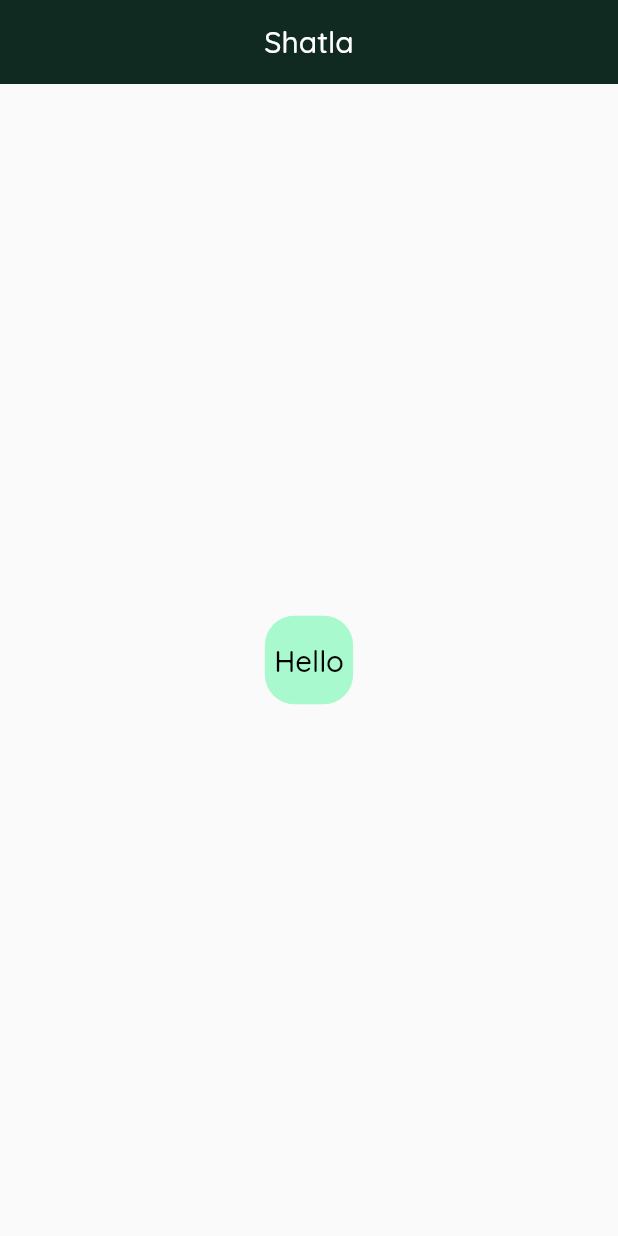
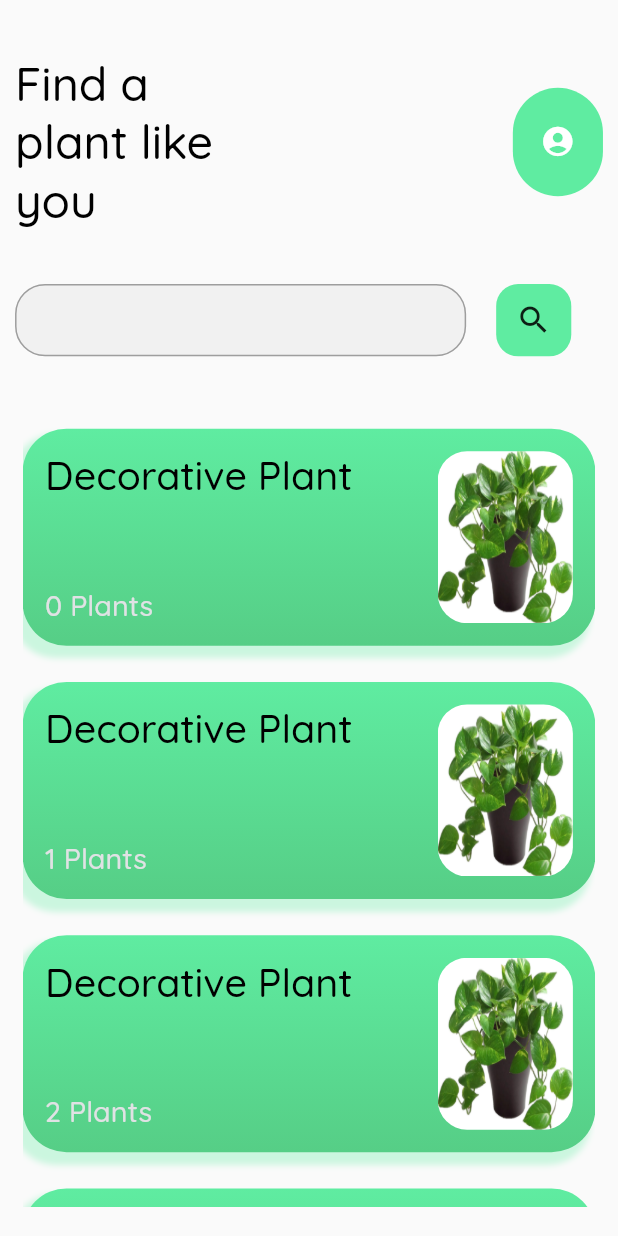
Before and after one commit to AhmedWarlock/shatla, a Flutter app: the screen it shows after launch, on a phone screen of 412 x 824 dp. Run offline on Flutter 3.47's test engine with Material 2 defaults, Android fonts, the phone set to English and light mode, and no system bars; our stand-ins replace get, smooth_page_indicator.

Commit message:
Added home screen in /screens/home folder , modified Dimensions.dart and color.dart files , modified app_buttons.dart and app_text.dart

```diff
--- a/lib/main.dart
+++ b/lib/main.dart
@@ -2,7 +2,6 @@ import 'package:flutter/material.dart';
 import 'package:get/get.dart';
 import 'package:shatla/helper/dependencies.dart' as dep;
 import 'package:shatla/routes/app_router.dart';
-import 'package:shatla/utils/colors.dart';
 import 'package:shatla/utils/style.dart';
 
 void main() async {
--- a/lib/routes/app_router.dart
+++ b/lib/routes/app_router.dart
@@ -1,5 +1,5 @@
 import 'package:get/get.dart';
-import 'package:shatla/screens/home.dart';
+import 'package:shatla/screens/home/home.dart';
 import 'package:shatla/screens/onboarding_screen.dart';
 
 import '../screens/registeration_pages/login.dart';
@@ -23,6 +23,6 @@ class AppRouter {
     GetPage(name: onboarding, page: () => const OnboardingScreen()),
     GetPage(name: login, page: () => LoginScreen()),
     GetPage(name: signup, page: () => SignupScreen()),
-    GetPage(name: home, page: () => HomeScreen()),
+    GetPage(name: home, page: () => const HomeScreen()),
   ];
 }
--- a/lib/screens/home.dart
+++ /dev/null
@@ -1,29 +0,0 @@
-import 'package:flutter/material.dart';
-import 'package:shatla/utils/dimensions.dart';
-import 'package:shatla/widgets/app_buttons.dart';
-import 'package:shatla/widgets/app_text_med.dart';
-
-class HomeScreen extends StatelessWidget {
-  const HomeScreen({Key? key}) : super(key: key);
-
-  @override
-  Widget build(BuildContext context) {
-    return Scaffold(
-      appBar: AppBar(
-        title: Text('Shatla'),
-      ),
-      body: Center(
-        child: AppButton(
-          borderRadius: Dimensions.radiu15,
-          height: Dimensions.height60,
-          width: Dimensions.width60,
-          onTap: () {},
-          child: AppTextMedium(
-            text: 'Hello',
-            color: Colors.black,
-          ),
-        ),
-      ),
-    );
-  }
-}
--- /dev/null
+++ b/lib/screens/home/home.dart
@@ -0,0 +1,86 @@
+import 'package:flutter/material.dart';
+import 'package:shatla/screens/home/home_components.dart';
+import 'package:shatla/utils/colors.dart';
+import 'package:shatla/utils/dimensions.dart';
+import 'package:shatla/widgets/app_buttons.dart';
+import 'package:shatla/widgets/app_text.dart';
+
+class HomeScreen extends StatelessWidget {
+  const HomeScreen({Key? key}) : super(key: key);
+
+  @override
+  Widget build(BuildContext context) {
+    return Scaffold(
+      body: SafeArea(
+        child: Padding(
+          padding: EdgeInsets.only(
+              left: Dimensions.width10,
+              right: Dimensions.width10,
+              top: Dimensions.height30),
+          child: Column(
+            crossAxisAlignment: CrossAxisAlignment.start,
+            children: [
+              // Title And profile Picture
+              Row(
+                mainAxisAlignment: MainAxisAlignment.spaceBetween,
+                children: [
+                  Container(
+                    padding: const EdgeInsets.all(0),
+                    width: Dimensions.width150,
+                    child: const AppLargeText(
+                      text: 'Find a plant like you',
+                    ),
+                  ),
+                  Container(
+                    height: Dimensions.height60,
+                    width: Dimensions.width60,
+                    decoration: const BoxDecoration(
+                        color: AppColors.lightGreen,
+                        borderRadius: BorderRadius.all(Radius.circular(40))),
+                    child: Icon(
+                      Icons.account_circle_sharp,
+                      size: Dimensions.isconSize24,
+                      color: Colors.white,
+                    ),
+                  )
+                ],
+              ),
+
+              // Search bar
+              SizedBox(
+                height: Dimensions.height30,
+              ),
+              Row(
+                mainAxisAlignment: MainAxisAlignment.start,
+                children: [
+                  Container(
+                    padding: const EdgeInsets.all(0),
+                    height: Dimensions.height30 * (40 / 30),
+                    width: Dimensions.width150 * 2,
+                    child: TextField(
+                      decoration: InputDecoration(
+                        fillColor: Colors.grey.withOpacity(0.1),
+                      ),
+                    ),
+                  ),
+                  SizedBox(
+                    width: Dimensions.width20,
+                  ),
+                  AppButton(
+                    onTap: () {},
+                    height: Dimensions.height30 * (40 / 30),
+                    width: Dimensions.width50,
+                    child: const Icon(Icons.search),
+                  )
+                ],
+              ),
+
+              // Body
+              const HomeBodyWidget()
+            ],
+          ),
+        ),
+      ),
+    );
+  }
+}
--- /dev/null
+++ b/lib/screens/home/home_components.dart
@@ -0,0 +1,92 @@
+import 'package:flutter/material.dart';
+import 'package:shatla/utils/colors.dart';
+import 'package:shatla/utils/dimensions.dart';
+import 'package:shatla/widgets/app_text.dart';
+
+class HomeBodyWidget extends StatelessWidget {
+  const HomeBodyWidget({Key? key}) : super(key: key);
+
+  @override
+  Widget build(BuildContext context) {
+    return Padding(
+      padding: EdgeInsets.only(top: Dimensions.height30),
+      child: Container(
+        padding: EdgeInsets.symmetric(horizontal: Dimensions.width5),
+        width: double.maxFinite,
+        height: Dimensions.height10 * 44,
+        child: Expanded(
+          //ListView
+          child: ListView.builder(
+              itemCount: 7,
+              itemBuilder: (context, i) {
+                // Main Container
+                return Container(
+                  padding: EdgeInsets.all(Dimensions.width15),
+                  margin: EdgeInsets.symmetric(
+                    vertical: Dimensions.height10,
+                  ),
+                  width: Dimensions.width150,
+                  height: Dimensions.height50 * 2.4,
+                  //Decoration
+                  decoration: BoxDecoration(
+                      boxShadow: [
+                        BoxShadow(
+                            color: AppColors.lightGreen.withOpacity(0.3),
+                            offset:
+                                Offset(-Dimensions.width5, Dimensions.height5),
+                            blurRadius: 3,
+                            spreadRadius: 2)
+                      ],
+                      gradient: const LinearGradient(
+                          colors: [AppColors.lightGreen, AppColors.green1],
+                          begin: Alignment.topCenter,
+                          end: Alignment.bottomCenter),
+                      borderRadius: BorderRadius.all(
+                          Radius.circular(Dimensions.radius30))),
+                  child: Row(
+                    mainAxisAlignment: MainAxisAlignment.spaceBetween,
+                    children: [
+                      // Title and number of plants
+                      Container(
+                        padding: const EdgeInsets.all(0),
+                        width: Dimensions.width60 * 4,
+                        child: Positioned(
+                          left: Dimensions.width10,
+                          top: Dimensions.height15,
+                          child: Column(
+                            mainAxisAlignment: MainAxisAlignment.spaceBetween,
+                            crossAxisAlignment: CrossAxisAlignment.start,
+                            children: [
+                              const AppMediumText(text: 'Decorative Plant'),
+                              SizedBox(
+                                height: Dimensions.height15,
+                              ),
+                              AppRegText(
+                                text: '$i Plants',
+                                color: AppColors.greyColor,
+                              )
+                            ],
+                          ),
+                        ),
+                      ),
+
+                      // Picture Container
+                      Container(
+                        height: Dimensions.height60 * 2.3,
+                        width: Dimensions.width60 * 1.5,
+                        decoration: BoxDecoration(
+                            borderRadius: BorderRadius.all(
+                                Radius.circular(Dimensions.radiu20)),
+                            image: const DecorationImage(
+                                image: AssetImage('assets/images/out.png'),
+                                fit: BoxFit.fill)),
+                      ),
+                    ],
+                  ),
+                );
+              }),
+        ),
+      ),
+    );
+  }
+}
--- a/lib/screens/registeration_pages/components/email_field.dart
+++ b/lib/screens/registeration_pages/components/email_field.dart
@@ -16,7 +16,7 @@ class EmailField extends StatelessWidget {
         }
       }),
       keyboardType: TextInputType.emailAddress,
-      decoration: InputDecoration(
+      decoration: const InputDecoration(
         hintText: 'Email',
         helperText: '',
       ),
--- a/lib/screens/registeration_pages/components/name_field.dart
+++ b/lib/screens/registeration_pages/components/name_field.dart
@@ -16,7 +16,7 @@ class NameField extends StatelessWidget {
         }
       }),
       keyboardType: TextInputType.name,
-      decoration: InputDecoration(
+      decoration: const InputDecoration(
         hintText: 'Name',
         helperText: '',
       ),
--- a/lib/screens/registeration_pages/components/phone_num_field.dart
+++ b/lib/screens/registeration_pages/components/phone_num_field.dart
@@ -19,7 +19,7 @@ class PhoneNumField extends StatelessWidget {
         }
       }),
       keyboardType: TextInputType.phone,
-      decoration: InputDecoration(
+      decoration: const InputDecoration(
         hintText: 'Phone Number',
         helperText: '',
       ),
--- a/lib/screens/registeration_pages/login.dart
+++ b/lib/screens/registeration_pages/login.dart
@@ -25,7 +25,7 @@ class LoginScreen extends StatelessWidget {
           child: Container(
             height: double.maxFinite,
             width: double.maxFinite,
-            decoration: BoxDecoration(
+            decoration: const BoxDecoration(
                 image: DecorationImage(
               image: AssetImage('assets/images/plant1.jpeg'),
               fit: BoxFit.cover,
@@ -52,12 +52,15 @@ class LoginScreen extends StatelessWidget {
                 mainAxisAlignment: MainAxisAlignment.center,
                 crossAxisAlignment: CrossAxisAlignment.center,
                 children: <Widget>[
-                  EmailField(),
-                  PasswordField(),
+                  const EmailField(),
+                  const PasswordField(),
 
                   // Log in button
 
                   TextButton(
+                    style: TextButton.styleFrom(
+                      backgroundColor: AppColors.lightGreen,
+                    ),
                     onPressed: _submit,
                     child: Text(
                       'Login',
@@ -66,9 +69,6 @@ class LoginScreen extends StatelessWidget {
                         fontSize: Dimensions.font16,
                       ),
                     ),
-                    style: TextButton.styleFrom(
-                      backgroundColor: AppColors.lightGreen,
-                    ),
                   ),
 
                   // Routing to Signup page
@@ -76,11 +76,11 @@ class LoginScreen extends StatelessWidget {
                   Row(
                     mainAxisAlignment: MainAxisAlignment.center,
                     children: [
-                      Text('Don\'t have an account?. ',
+                      const Text('Don\'t have an account?. ',
                           style: TextStyle(color: Colors.white)),
                       InkWell(
                         onTap: (() => Get.offAndToNamed(AppRouter.getSignup())),
-                        child: Text(
+                        child: const Text(
                           'Sign up',
                           style: TextStyle(color: AppColors.lightGreen),
                         ),
--- a/lib/screens/registeration_pages/signup.dart
+++ b/lib/screens/registeration_pages/signup.dart
@@ -26,7 +26,7 @@ class SignupScreen extends StatelessWidget {
           child: Container(
             height: double.maxFinite,
             width: double.maxFinite,
-            decoration: BoxDecoration(
+            decoration: const BoxDecoration(
                 image: DecorationImage(
               image: AssetImage('assets/images/plant1.jpeg'),
               fit: BoxFit.cover,
@@ -53,13 +53,16 @@ class SignupScreen extends StatelessWidget {
                     mainAxisAlignment: MainAxisAlignment.center,
                     crossAxisAlignment: CrossAxisAlignment.center,
                     children: <Widget>[
-                      NameField(),
-                      EmailField(),
-                      PhoneNumField(),
-                      PasswordField(),
+                      const NameField(),
+                      const EmailField(),
+                      const PhoneNumField(),
+                      const PasswordField(),
 
                       // Sign Up button
                       TextButton(
+                        style: TextButton.styleFrom(
+                          backgroundColor: AppColors.lightGreen,
+                        ),
                         onPressed: _submit,
                         child: Text(
                           'Sign up',
@@ -68,21 +71,18 @@ class SignupScreen extends StatelessWidget {
                             fontSize: Dimensions.font16,
                           ),
                         ),
-                        style: TextButton.styleFrom(
-                          backgroundColor: AppColors.lightGreen,
-                        ),
                       ),
 
                       // Routing to LogIn page
                       Row(
                         mainAxisAlignment: MainAxisAlignment.center,
                         children: [
-                          Text('Already have an account?. ',
+                          const Text('Already have an account?. ',
                               style: TextStyle(color: Colors.white)),
                           InkWell(
                             onTap: (() =>
                                 Get.offAndToNamed(AppRouter.getLogin())),
-                            child: Text(
+                            child: const Text(
                               'Log in',
                               style: TextStyle(color: AppColors.lightGreen),
                             ),
--- a/lib/utils/colors.dart
+++ b/lib/utils/colors.dart
@@ -1,12 +1,13 @@
 import 'package:flutter/cupertino.dart';
 
 class AppColors {
-  static Color green1 = Color(0xff44be75);
-  static Color green2 = Color(0xff2f8551);
-  static Color green2Trans = Color(0x302f8551);
-  static Color darkGreen = Color(0xff102a22);
-  static Color yellow = Color(0xfff8bc0e);
-  static const Color lightGreen = Color(0xffa8face);
+  static const Color green1 = Color.fromARGB(255, 86, 206, 134);
+  static const Color green2 = Color(0xff2f8551);
+  static const Color lightGreen = Color.fromARGB(255, 95, 236, 161);
+  static const Color green2Trans = Color(0x302f8551);
+  static const Color darkGreen = Color(0xff102a22);
+  static const Color yellow = Color(0xfff8bc0e);
+  static const Color lighterGreen = Color(0xffa8face);
 
   static const Color greenColor = Color(0xff01AC3C);
 
--- a/lib/utils/dimensions.dart
+++ b/lib/utils/dimensions.dart
@@ -6,26 +6,30 @@ class Dimensions {
   static double screenHeight = Get.context!.height;
   static double screenWidth = Get.context!.width;
 
-  static double height5 = screenHeight / 180;
-  static double height10 = screenHeight / 93;
-  static double height15 = screenHeight / 56.27;
-  static double height20 = screenHeight / 42.2;
-  static double height30 = screenHeight / 28.13;
-  static double height45 = screenHeight / 18.76;
-  static double height60 = screenHeight / 14;
+  static double height5 = screenHeight / 136;
+  static double height10 = screenHeight / 68.3;
+  static double height15 = screenHeight / 45.56;
+  static double height20 = screenHeight / 34.17;
+  static double height30 = screenHeight / 22.78;
+  static double height45 = screenHeight / 15.18;
+  static double height50 = screenHeight / 13.668;
+  static double height60 = screenHeight / 11.4;
 
-  static double width5 = screenHeight / 180;
-  static double width10 = screenHeight / 93;
-  static double width15 = screenHeight / 56.27;
-  static double width20 = screenHeight / 42.2;
-  static double width30 = screenHeight / 28.13;
-  static double width45 = screenHeight / 18.76;
-  static double width60 = screenHeight / 14;
+  static double width5 = screenWidth / 82.28;
+  static double width10 = screenWidth / 41.1;
+  static double width15 = screenWidth / 27.4;
+  static double width20 = screenWidth / 20.57;
+  static double width30 = screenWidth / 13.7;
+  static double width45 = screenWidth / 9.14;
+  static double width50 = screenWidth / 8.228;
+  static double width60 = screenWidth / 6.8566;
+  static double width150 = screenWidth / 2.74;
 
-  static double font20 = screenHeight / 42.2;
-  static double font12 = screenHeight / 70.2;
-  static double font16 = screenHeight / 52.75;
-  static double font26 = screenHeight / 32.46;
+  static double font12 = screenHeight / 57.5;
+  static double font16 = screenHeight / 43.125;
+  static double font20 = screenHeight / 34.46;
+  static double font22 = screenHeight / 31.363636;
+  static double font26 = screenHeight / 26.538;
 
   static double radius6 = screenHeight / 140.67;
   static double radiu20 = screenHeight / 42.2;
--- a/lib/utils/style.dart
+++ b/lib/utils/style.dart
@@ -1,6 +1,5 @@
 import 'package:flutter/material.dart';
 import 'package:shatla/utils/colors.dart';
-import 'package:shatla/utils/dimensions.dart';
 
 class MyInputTheme {
   // Method for generating the Text Style
@@ -15,7 +14,7 @@ class MyInputTheme {
 
   OutlineInputBorder _buildOutlineBorder(Color color) {
     return OutlineInputBorder(
-        borderRadius: BorderRadius.all(Radius.circular(20)),
+        borderRadius: const BorderRadius.all(Radius.circular(20)),
         borderSide: BorderSide(
           color: color,
           width: 1,
@@ -24,7 +23,7 @@ class MyInputTheme {
 
   InputDecorationTheme theme() => InputDecorationTheme(
         //Basic paramerters
-        contentPadding: EdgeInsets.all(15),
+        contentPadding: const EdgeInsets.all(15),
         filled: true,
         fillColor: Colors.white.withOpacity(0.5),
         isDense: true,
@@ -50,7 +49,7 @@ class MyInputTheme {
 
 class MyAppBartheme {
   AppBarTheme appBarTheme() {
-    return AppBarTheme(
+    return const AppBarTheme(
       backgroundColor: AppColors.darkGreen,
       elevation: 0,
       centerTitle: true,
--- a/lib/widgets/app_buttons.dart
+++ b/lib/widgets/app_buttons.dart
@@ -3,20 +3,20 @@ import 'package:shatla/utils/colors.dart';
 import 'package:shatla/utils/dimensions.dart';
 
 class AppButton extends StatelessWidget {
-  AppButton(
+  const AppButton(
       {Key? key,
       required this.child,
       this.backgroundColor = AppColors.lightGreen,
-      required this.height,
-      required this.width,
-      required this.borderRadius,
+      this.height,
+      this.width,
+      this.borderRadius = 4343.009,
       required this.onTap})
       : super(key: key);
-  double height;
-  double width;
-  Color backgroundColor;
+  final double? height;
+  final double? width;
+  final Color? backgroundColor;
   final Widget child;
-  double borderRadius;
+  final double borderRadius;
   final void Function() onTap;
 
   @override
@@ -24,14 +24,14 @@ class AppButton extends StatelessWidget {
     return InkWell(
       onTap: onTap,
       child: Container(
-        height: height,
-        width: width,
+        height: height ?? Dimensions.height50 * (55 / 50),
+        width: width ?? Dimensions.width50 * (55 / 50),
         padding: EdgeInsets.all(Dimensions.width5),
-        child: Center(child: child),
         decoration: BoxDecoration(
             color: backgroundColor,
-            borderRadius:
-                BorderRadius.all(Radius.circular(Dimensions.radiu20))),
+            borderRadius: BorderRadius.all(Radius.circular(
+                borderRadius == 4343.009 ? Dimensions.radiu15 : borderRadius))),
+        child: Center(child: child),
       ),
     );
   }
--- /dev/null
+++ b/lib/widgets/app_text.dart
@@ -0,0 +1,62 @@
+import 'package:flutter/material.dart';
+import 'package:shatla/utils/dimensions.dart';
+
+class AppMediumText extends StatelessWidget {
+  const AppMediumText(
+      {Key? key, required this.text, this.color = Colors.black, this.size})
+      : super(key: key);
+  final String text;
+  final Color color;
+  final double? size;
+
+  @override
+  Widget build(BuildContext context) {
+    return Text(
+      text,
+      style: TextStyle(
+        color: color,
+        fontSize: size ?? Dimensions.font22,
+      ),
+    );
+  }
+}
+
+class AppLargeText extends StatelessWidget {
+  const AppLargeText(
+      {Key? key, required this.text, this.color = Colors.black, this.size})
+      : super(key: key);
+  final String text;
+  final Color color;
+  final double? size;
+
+  @override
+  Widget build(BuildContext context) {
+    return Text(
+      text,
+      style: TextStyle(
+        color: color,
+        fontSize: size ?? Dimensions.font26,
+      ),
+    );
+  }
+}
+
+class AppRegText extends StatelessWidget {
+  const AppRegText(
+      {Key? key, required this.text, this.color = Colors.black, this.size})
+      : super(key: key);
+  final String text;
+  final Color color;
+  final double? size;
+
+  @override
+  Widget build(BuildContext context) {
+    return Text(
+      text,
+      style: TextStyle(
+        color: color,
+        fontSize: size ?? Dimensions.font16,
+      ),
+    );
+  }
+}
--- a/lib/widgets/app_text_med.dart
+++ /dev/null
@@ -1,20 +0,0 @@
-import 'package:flutter/material.dart';
-import 'package:shatla/utils/dimensions.dart';
-
-class AppTextMedium extends StatelessWidget {
-  AppTextMedium({Key? key, required this.text, this.color = Colors.white})
-      : super(key: key);
-  final String text;
-  Color color;
-
-  @override
-  Widget build(BuildContext context) {
-    return Text(
-      text,
-      style: TextStyle(
-        color: color,
-        fontSize: Dimensions.font20,
-      ),
-    );
-  }
-}
```
Also changed, not shown: assets/images/out.png (added), assets/images/outlines1.jpg (added).
